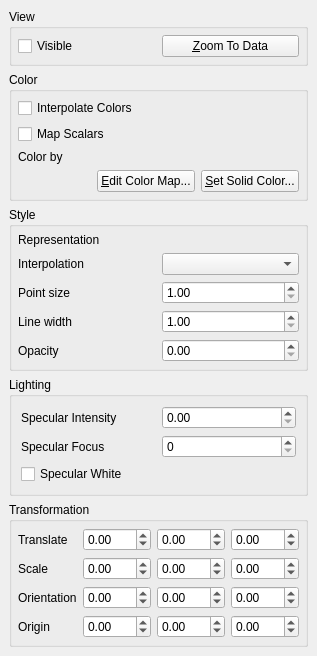
wildmichael/ParaView3-enhancements-old, file Qt/Components/Resources/UI/pqDisplayProxyEditor.ui: the form before one commit.
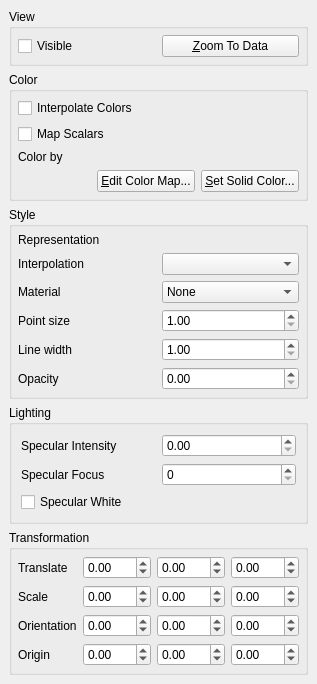
The form after the commit. Custom widgets are drawn as their Qt base class.

Commit message: ENH:  Add support for specifying xml material files.

Diff of the .ui file:
```diff
--- a/Qt/Components/Resources/UI/pqDisplayProxyEditor.ui
+++ b/Qt/Components/Resources/UI/pqDisplayProxyEditor.ui
@@ -186,6 +186,19 @@
       <property name="spacing" >
        <number>6</number>
       </property>
+      <item row="5" column="1" >
+       <widget class="QDoubleSpinBox" name="Opacity" >
+        <property name="toolTip" >
+         <string>Set the opacity of the dataset's geometry.  Artifacts may appear in translucent geometry because primatives are not sorted.</string>
+        </property>
+        <property name="maximum" >
+         <double>1.000000000000000</double>
+        </property>
+        <property name="singleStep" >
+         <double>0.100000000000000</double>
+        </property>
+       </widget>
+      </item>
       <item row="0" column="0" >
        <widget class="QLabel" name="label_2" >
         <property name="text" >
@@ -196,14 +209,7 @@
         </property>
        </widget>
       </item>
-      <item row="1" column="1" >
-       <widget class="QComboBox" name="StyleInterpolation" >
-        <property name="toolTip" >
-         <string>&lt;html>&lt;head>&lt;meta name="qrichtext" content="1" />&lt;/head>&lt;body style=" white-space: pre-wrap; font-family:Sans Serif; font-size:9pt; font-weight:400; font-style:normal; text-decoration:none;">&lt;p style=" margin-top:0px; margin-bottom:0px; margin-left:0px; margin-right:0px; -qt-block-indent:0; text-indent:0px;">Choose the method used to shade the geometry and interpolate point attributes.&lt;/p>&lt;/body>&lt;/html></string>
-        </property>
-       </widget>
-      </item>
-      <item row="3" column="1" >
+      <item row="4" column="1" >
        <widget class="QDoubleSpinBox" name="StyleLineWidth" >
         <property name="toolTip" >
          <string>&lt;html>&lt;head>&lt;meta name="qrichtext" content="1" />&lt;/head>&lt;body style=" white-space: pre-wrap; font-family:Sans Serif; font-size:9pt; font-weight:400; font-style:normal; text-decoration:none;">&lt;p style=" margin-top:0px; margin-bottom:0px; margin-left:0px; margin-right:0px; -qt-block-indent:0; text-indent:0px;">If your dataset containes lines/edges, this scale adjusts the width of the rendered lines.&lt;/p>&lt;/body>&lt;/html></string>
@@ -216,43 +222,10 @@
         </property>
        </widget>
       </item>
-      <item row="4" column="1" >
-       <widget class="QDoubleSpinBox" name="Opacity" >
-        <property name="toolTip" >
-         <string>Set the opacity of the dataset's geometry.  Artifacts may appear in translucent geometry because primatives are not sorted.</string>
-        </property>
-        <property name="maximum" >
-         <double>1.000000000000000</double>
-        </property>
-        <property name="singleStep" >
-         <double>0.100000000000000</double>
-        </property>
-       </widget>
-      </item>
-      <item row="3" column="0" >
-       <widget class="QLabel" name="label_5" >
+      <item row="5" column="0" >
+       <widget class="QLabel" name="label_6" >
         <property name="text" >
-         <string>Line width</string>
-        </property>
-       </widget>
-      </item>
-      <item row="2" column="1" >
-       <widget class="QDoubleSpinBox" name="StylePointSize" >
-        <property name="toolTip" >
-         <string>&lt;html>&lt;head>&lt;meta name="qrichtext" content="1" />&lt;/head>&lt;body style=" white-space: pre-wrap; font-family:Sans Serif; font-size:9pt; font-weight:400; font-style:normal; text-decoration:none;">&lt;p style=" margin-top:0px; margin-bottom:0px; margin-left:0px; margin-right:0px; -qt-block-indent:0; text-indent:0px;">If your dataset contains points/verticies, this scale adjusts the diameter of the rendered points.&lt;/p>&lt;/body>&lt;/html></string>
-        </property>
-        <property name="maximum" >
-         <double>100.000000000000000</double>
-        </property>
-        <property name="minimum" >
-         <double>1.000000000000000</double>
-        </property>
-       </widget>
-      </item>
-      <item row="1" column="0" >
-       <widget class="QLabel" name="label_3" >
-        <property name="text" >
-         <string>Interpolation</string>
+         <string>Opacity</string>
         </property>
        </widget>
       </item>
@@ -271,17 +244,65 @@
         </property>
        </widget>
       </item>
-      <item row="2" column="0" >
+      <item row="1" column="1" >
+       <widget class="QComboBox" name="StyleInterpolation" >
+        <property name="toolTip" >
+         <string>&lt;html>&lt;head>&lt;meta name="qrichtext" content="1" />&lt;/head>&lt;body style=" white-space: pre-wrap; font-family:Sans Serif; font-size:9pt; font-weight:400; font-style:normal; text-decoration:none;">&lt;p style=" margin-top:0px; margin-bottom:0px; margin-left:0px; margin-right:0px; -qt-block-indent:0; text-indent:0px;">Choose the method used to shade the geometry and interpolate point attributes.&lt;/p>&lt;/body>&lt;/html></string>
+        </property>
+       </widget>
+      </item>
+      <item row="4" column="0" >
+       <widget class="QLabel" name="label_5" >
+        <property name="text" >
+         <string>Line width</string>
+        </property>
+       </widget>
+      </item>
+      <item row="3" column="0" >
        <widget class="QLabel" name="label_4" >
         <property name="text" >
          <string>Point size</string>
         </property>
        </widget>
       </item>
-      <item row="4" column="0" >
-       <widget class="QLabel" name="label_6" >
+      <item row="1" column="0" >
+       <widget class="QLabel" name="label_3" >
         <property name="text" >
-         <string>Opacity</string>
+         <string>Interpolation</string>
+        </property>
+       </widget>
+      </item>
+      <item row="3" column="1" >
+       <widget class="QDoubleSpinBox" name="StylePointSize" >
+        <property name="toolTip" >
+         <string>&lt;html>&lt;head>&lt;meta name="qrichtext" content="1" />&lt;/head>&lt;body style=" white-space: pre-wrap; font-family:Sans Serif; font-size:9pt; font-weight:400; font-style:normal; text-decoration:none;">&lt;p style=" margin-top:0px; margin-bottom:0px; margin-left:0px; margin-right:0px; -qt-block-indent:0; text-indent:0px;">If your dataset contains points/verticies, this scale adjusts the diameter of the rendered points.&lt;/p>&lt;/body>&lt;/html></string>
+        </property>
+        <property name="maximum" >
+         <double>100.000000000000000</double>
+        </property>
+        <property name="minimum" >
+         <double>1.000000000000000</double>
+        </property>
+       </widget>
+      </item>
+      <item row="2" column="1" >
+       <widget class="QComboBox" name="StyleMaterial" >
+        <item>
+         <property name="text" >
+          <string>None</string>
+         </property>
+        </item>
+        <item>
+         <property name="text" >
+          <string>Browse...</string>
+         </property>
+        </item>
+       </widget>
+      </item>
+      <item row="2" column="0" >
+       <widget class="QLabel" name="label_13" >
+        <property name="text" >
+         <string>Material</string>
         </property>
        </widget>
       </item>
```
The commit also changes 2 other files.
